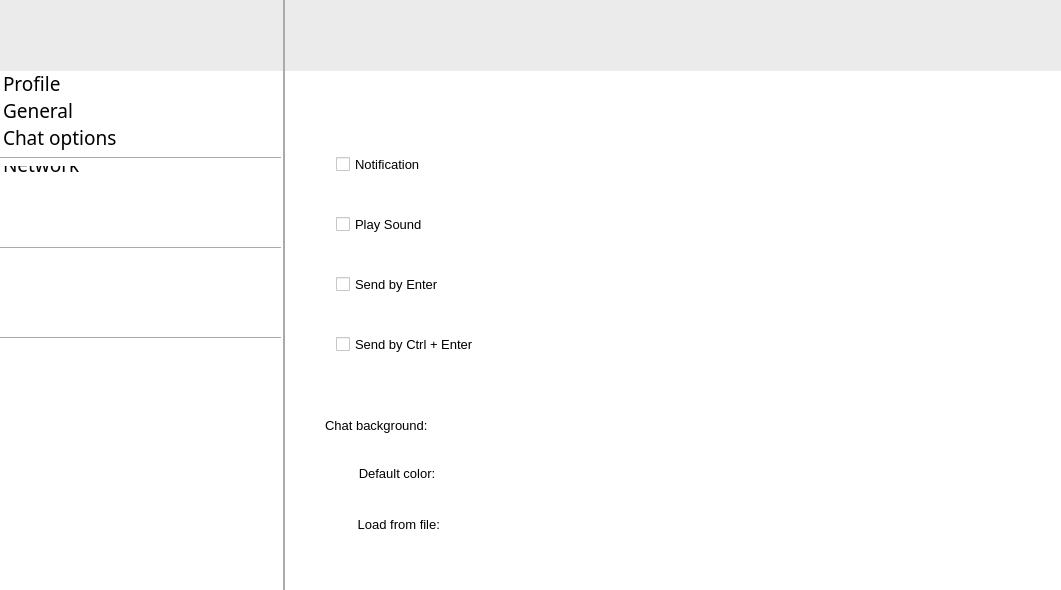
Qt form Client/client.ui (a-mkrv/Chat) before a commit.
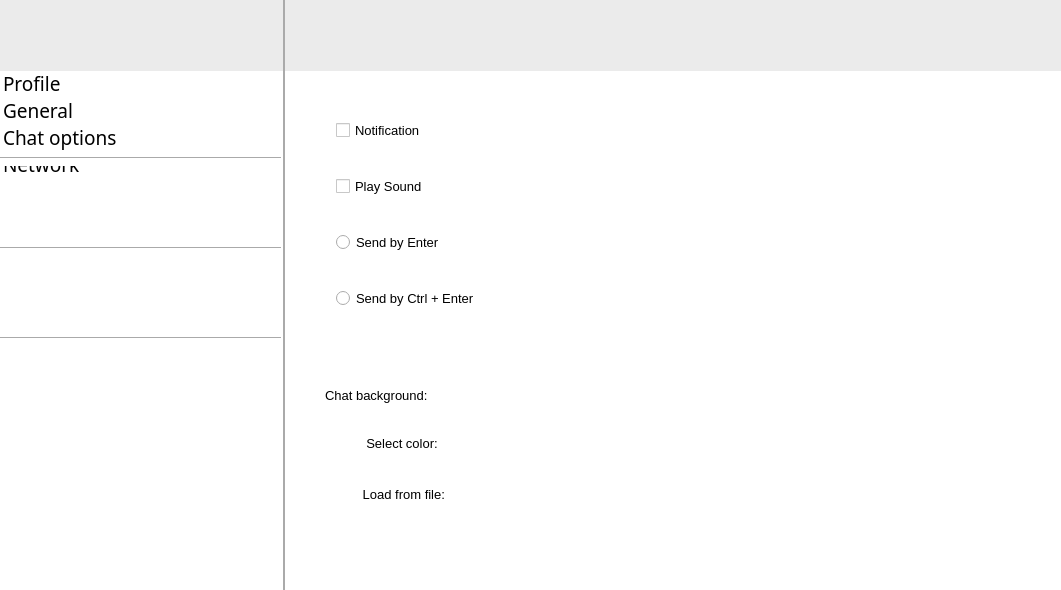
The same form after that commit. The open tabs and pages were chosen to show the change. Icons and pictures are not drawn.

Commit message: Cnfg, background, UI

Patch:
```diff
--- a/Client/client.ui
+++ b/Client/client.ui
@@ -122,10 +122,10 @@
     <widget class="QTextEdit" name="textEdit">
      <property name="geometry">
       <rect>
-       <x>30</x>
-       <y>60</y>
-       <width>51</width>
-       <height>21</height>
+       <x>180</x>
+       <y>30</y>
+       <width>201</width>
+       <height>41</height>
       </rect>
      </property>
      <property name="styleSheet">
@@ -173,9 +173,9 @@
     <widget class="QLineEdit" name="editText">
      <property name="geometry">
       <rect>
-       <x>30</x>
+       <x>50</x>
        <y>30</y>
-       <width>511</width>
+       <width>481</width>
        <height>51</height>
       </rect>
      </property>
@@ -264,6 +264,12 @@
       <height>421</height>
      </rect>
     </property>
+    <property name="maximumSize">
+     <size>
+      <width>677</width>
+      <height>421</height>
+     </size>
+    </property>
     <property name="styleSheet">
      <string notr="true">background-color: rgb(218, 228, 235);
 </string>
@@ -731,7 +737,7 @@
          <set>Qt::AlignCenter</set>
         </property>
        </widget>
-       <widget class="QWidget" name="">
+       <widget class="QWidget" name="layoutWidget">
         <property name="geometry">
          <rect>
           <x>12</x>
@@ -884,72 +890,12 @@
       </widget>
      </widget>
      <widget class="QWidget" name="page_2">
-      <widget class="QWidget" name="verticalLayoutWidget">
+      <widget class="QWidget" name="layoutWidget">
        <property name="geometry">
         <rect>
          <x>40</x>
-         <y>40</y>
+         <y>310</y>
          <width>291</width>
-         <height>291</height>
-        </rect>
-       </property>
-       <layout class="QVBoxLayout" name="verticalLayout">
-        <item>
-         <widget class="QCheckBox" name="checkBox_6">
-          <property name="font">
-           <font>
-            <pointsize>10</pointsize>
-           </font>
-          </property>
-          <property name="text">
-           <string>Notification</string>
-          </property>
-         </widget>
-        </item>
-        <item>
-         <widget class="QCheckBox" name="checkBox_7">
-          <property name="font">
-           <font>
-            <pointsize>10</pointsize>
-           </font>
-          </property>
-          <property name="text">
-           <string>Play Sound</string>
-          </property>
-         </widget>
-        </item>
-        <item>
-         <widget class="QCheckBox" name="checkBox_4">
-          <property name="font">
-           <font>
-            <pointsize>10</pointsize>
-           </font>
-          </property>
-          <property name="text">
-           <string>Send by Enter</string>
-          </property>
-         </widget>
-        </item>
-        <item>
-         <widget class="QCheckBox" name="checkBox_5">
-          <property name="font">
-           <font>
-            <pointsize>10</pointsize>
-           </font>
-          </property>
-          <property name="text">
-           <string>Send by Ctrl + Enter</string>
-          </property>
-         </widget>
-        </item>
-       </layout>
-      </widget>
-      <widget class="QWidget" name="layoutWidget">
-       <property name="geometry">
-        <rect>
-         <x>40</x>
-         <y>340</y>
-         <width>281</width>
          <height>161</height>
         </rect>
        </property>
@@ -990,7 +936,7 @@
                <enum>Qt::LeftToRight</enum>
               </property>
               <property name="text">
-               <string>Default color:</string>
+               <string>Select color:</string>
               </property>
               <property name="flat">
                <bool>true</bool>
@@ -1022,6 +968,9 @@
               <height>120</height>
              </size>
             </property>
+            <property name="styleSheet">
+             <string notr="true"/>
+            </property>
             <property name="text">
              <string/>
             </property>
@@ -1037,6 +986,78 @@
         </item>
        </layout>
       </widget>
+      <widget class="QWidget" name="layoutWidget">
+       <property name="geometry">
+        <rect>
+         <x>40</x>
+         <y>10</y>
+         <width>181</width>
+         <height>271</height>
+        </rect>
+       </property>
+       <layout class="QVBoxLayout" name="verticalLayout">
+        <item>
+         <widget class="QCheckBox" name="ChBox_Notif">
+          <property name="font">
+           <font>
+            <pointsize>10</pointsize>
+           </font>
+          </property>
+          <property name="text">
+           <string>Notification</string>
+          </property>
+         </widget>
+        </item>
+        <item>
+         <widget class="QCheckBox" name="ChBox_PSound">
+          <property name="font">
+           <font>
+            <pointsize>10</pointsize>
+           </font>
+          </property>
+          <property name="text">
+           <string>Play Sound</string>
+          </property>
+         </widget>
+        </item>
+        <item>
+         <widget class="QRadioButton" name="RB_sendEnter">
+          <property name="font">
+           <font>
+            <pointsize>10</pointsize>
+           </font>
+          </property>
+          <property name="text">
+           <string>Send by Enter</string>
+          </property>
+          <property name="checkable">
+           <bool>true</bool>
+          </property>
+          <property name="checked">
+           <bool>false</bool>
+          </property>
+          <property name="autoRepeat">
+           <bool>true</bool>
+          </property>
+          <property name="autoExclusive">
+           <bool>true</bool>
+          </property>
+         </widget>
+        </item>
+        <item>
+         <widget class="QRadioButton" name="RB_send_CEnter">
+          <property name="font">
+           <font>
+            <pointsize>10</pointsize>
+           </font>
+          </property>
+          <property name="text">
+           <string>Send by Ctrl + Enter</string>
+          </property>
+         </widget>
+        </item>
+       </layout>
+      </widget>
      </widget>
     </widget>
     <zorder>userList_3</zorder>
@@ -1162,6 +1183,44 @@
      <string/>
     </property>
    </widget>
+   <widget class="QPushButton" name="pushButton_2">
+    <property name="geometry">
+     <rect>
+      <x>770</x>
+      <y>20</y>
+      <width>93</width>
+      <height>28</height>
+     </rect>
+    </property>
+    <property name="text">
+     <string>PushButton</string>
+    </property>
+   </widget>
+   <widget class="QLabel" name="chat_back_lab">
+    <property name="geometry">
+     <rect>
+      <x>385</x>
+      <y>61</y>
+      <width>677</width>
+      <height>421</height>
+     </rect>
+    </property>
+    <property name="maximumSize">
+     <size>
+      <width>677</width>
+      <height>421</height>
+     </size>
+    </property>
+    <property name="styleSheet">
+     <string notr="true">background-color: rgb(0, 255, 0);</string>
+    </property>
+    <property name="text">
+     <string>TextLabel</string>
+    </property>
+    <property name="scaledContents">
+     <bool>true</bool>
+    </property>
+   </widget>
    <zorder>line</zorder>
    <zorder>widget</zorder>
    <zorder>userList</zorder>
```
Left out of the diff: 41 changed lines with no effect on the pictures. The commit also changes 9 other files.
